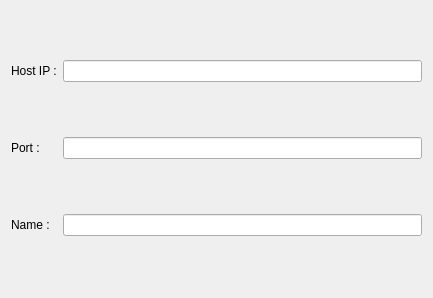
Before: the Qt Designer form UI/connect_window.ui in sbordeyne/DnDApp, drawn with Qt 5.
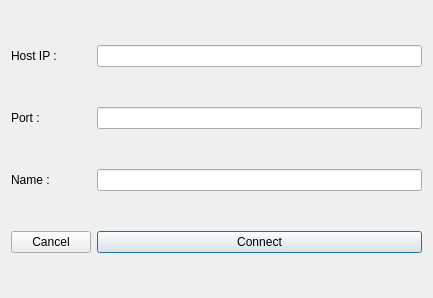
After: the same form once the commit is applied.

Commit message: added buttons to cancel or connect

```diff
--- a/UI/connect_window.ui
+++ b/UI/connect_window.ui
@@ -45,7 +45,21 @@
     <widget class="QLineEdit" name="lineEdit_2"/>
    </item>
    <item row="2" column="1">
-    <widget class="QLineEdit" name="lineEdit_3"/>
+    <widget class="QLineEdit" name="line_name"/>
+   </item>
+   <item row="3" column="1">
+    <widget class="QPushButton" name="button_connect">
+     <property name="text">
+      <string>Connect</string>
+     </property>
+    </widget>
+   </item>
+   <item row="3" column="0">
+    <widget class="QPushButton" name="button_cancel">
+     <property name="text">
+      <string>Cancel</string>
+     </property>
+    </widget>
    </item>
   </layout>
  </widget>
```
Left out of the diff: 23 changed lines with no effect on the pictures.
